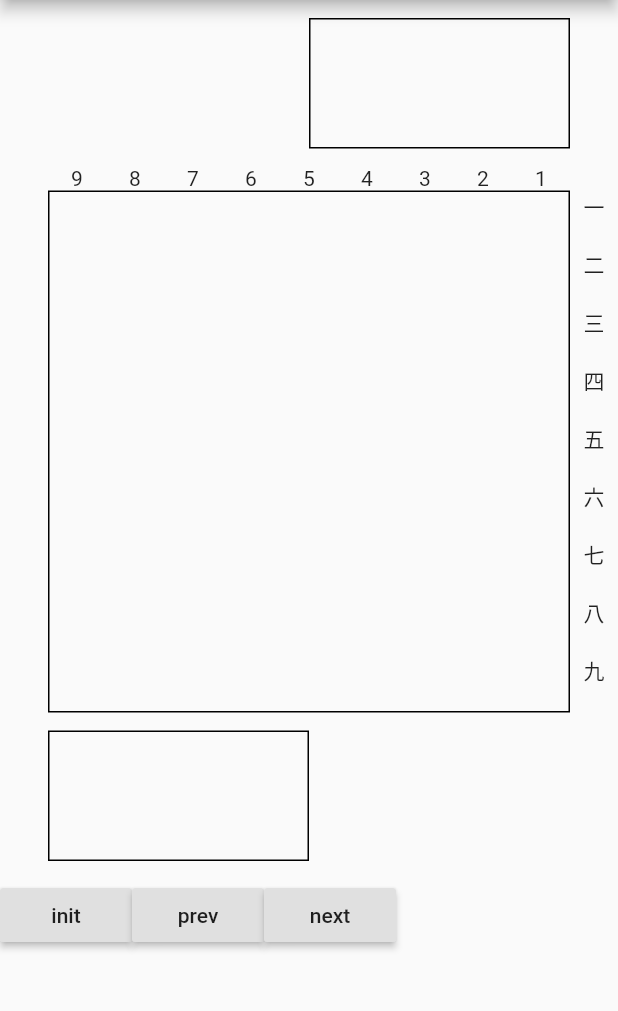
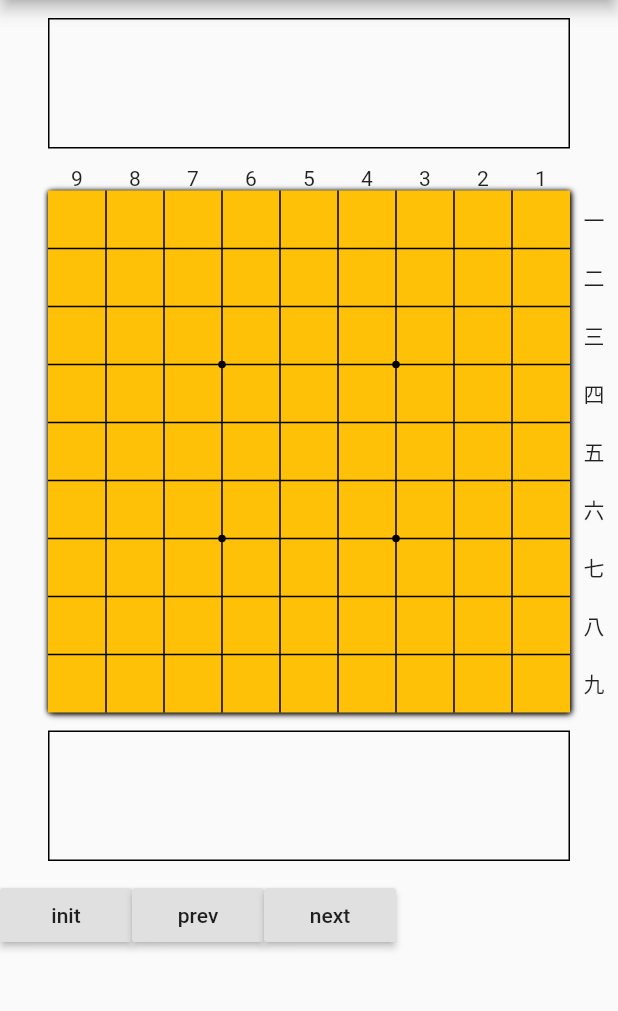
Before and after one commit to aya-eiya/shogi-ban, a Flutter app: the screen it shows after launch, on a phone screen of 412 x 824 dp, the part 84-1095 px from its top. Run offline on Flutter 3.47's test engine with Material 2 defaults, Android fonts, the phone set to English and light mode, and no system bars; statements that could not run were skipped.

Commit message:
some coloring and visual balance

```diff
--- a/lib/main.dart
+++ b/lib/main.dart
@@ -142,6 +142,54 @@ class ShogiBanState extends State<ShogiBan> {
     super.initState();
   }
 
+  List<Widget> _mochiGoma(List<_Koma> mochiGoma, double boardSize) => <Widget>[
+        ...mochiGoma
+            .fold(<Koma, int>{}, (Map<Koma, int> m, _Koma k) {
+              if (m.containsKey(k.koma)) {
+                m[k.koma]++;
+              } else {
+                m[k.koma] = 1;
+              }
+              return m;
+            })
+            .entries
+            .map((MapEntry<Koma, int> ent) => Stack(children: <Widget>[
+                  ...Iterable<Widget>.generate(
+                      ent.value,
+                      (int i) => Container(
+                          padding: EdgeInsets.only(
+                              top: (i % 7) * 8.0,
+                              left: boardSize / 18 * (i / 7).floorToDouble()),
+                          child: _KomaTip(ent.key, boardSize / 9))),
+                ]))
+      ];
+
+  Widget _xAxis(double boardSize) => Container(
+      width: boardSize,
+      child: Row(
+          mainAxisAlignment: MainAxisAlignment.spaceEvenly,
+          children: '9,8,7,6,5,4,3,2,1'
+              .split(',')
+              .map((String x) =>
+                  SizedBox(width: boardSize / 9, child: Center(child: Text(x))))
+              .toList()));
+
+  Widget _yAxis(double sidePadding, double boardSize) => Container(
+      width: sidePadding,
+      child: Column(
+          mainAxisAlignment: MainAxisAlignment.spaceEvenly,
+          children: '一,二,三,四,五,六,七,八,九'
+              .split(',')
+              .map((String x) => Container(
+                  alignment: Alignment.center,
+                  height: boardSize / 9,
+                  child: Text(x)))
+              .toList()));
+  Widget _grid(double boardSize) => CustomPaint(
+        size: Size(boardSize, boardSize),
+        painter: const _GridPainter(),
+      );
+
   @override
   Widget build(BuildContext context) {
     final MediaQueryData mq = MediaQuery.of(context);
@@ -163,35 +211,31 @@ class ShogiBanState extends State<ShogiBan> {
                         decoration: BoxDecoration(
                           border: Border.all(),
                         ),
-                        width: boardSize / 2,
+                        width: boardSize,
                         height: boardSize / 4,
                         child: Wrap(
-                          children: <Widget>[
-                            ...board.goteMochiGoma.map((_Koma e) => _KomaTip(
-                                e.koma, boardSize / 9,
-                                key: ValueKey<_KomaId>(board.idOf(e))))
-                          ],
+                          children: _mochiGoma(board.goteMochiGoma, boardSize),
                         )))),
             const Padding(padding: EdgeInsets.only(top: 12)),
-            Container(
-                width: boardSize,
-                child: Row(
-                    mainAxisAlignment: MainAxisAlignment.spaceEvenly,
-                    children: '9,8,7,6,5,4,3,2,1'
-                        .split(',')
-                        .map((String x) => SizedBox(
-                            width: boardSize / 9,
-                            child: Center(child: Text(x))))
-                        .toList())),
+            _xAxis(boardSize),
             Container(
                 height: boardSize,
                 width: width,
                 padding: const EdgeInsets.only(left: sidePadding),
                 child: Row(children: <Widget>[
+                  Stack(children: <Widget>[
                     Container(
-                      decoration: BoxDecoration(
-                        border: Border.all(),
+                      decoration: const BoxDecoration(
+                          color: Colors.amber,
+                          boxShadow: <BoxShadow>[
+                            BoxShadow(blurRadius: 2.0),
+                            BoxShadow(offset: Offset(1, 1), blurRadius: 3.0)
+                          ]),
+                      width: boardSize,
+                      height: boardSize,
                     ),
+                    _grid(boardSize),
+                    SizedBox(
                         width: boardSize,
                         height: boardSize,
                         child: Stack(
@@ -202,15 +246,8 @@ class ShogiBanState extends State<ShogiBan> {
                                 koma: e))
                           ],
                         )),
-                  Container(
-                      width: sidePadding,
-                      child: Column(
-                          mainAxisAlignment: MainAxisAlignment.spaceEvenly,
-                          children: '一,二,三,四,五,六,七,八,九'
-                              .split(',')
-                              .map((String x) => SizedBox(
-                                  height: boardSize / 9, child: Text(x)))
-                              .toList()))
+                  ]),
+                  _yAxis(sidePadding, boardSize),
                 ])),
             const Padding(padding: EdgeInsets.only(top: 12)),
             Container(
@@ -220,14 +257,10 @@ class ShogiBanState extends State<ShogiBan> {
                   decoration: BoxDecoration(
                     border: Border.all(),
                   ),
-                  width: boardSize / 2,
+                  width: boardSize,
                   height: boardSize / 4,
                   child: Wrap(
-                    children: <Widget>[
-                      ...board.senteMochiGoma.map((_Koma e) => _KomaTip(
-                          e.koma, boardSize / 9,
-                          key: ValueKey<_KomaId>(board.idOf(e))))
-                    ],
+                    children: _mochiGoma(board.senteMochiGoma, boardSize),
                   ),
                 )),
             const Padding(padding: EdgeInsets.only(top: 12)),
@@ -268,10 +301,10 @@ enum Koma {
   fu,
   kyoSha,
   keiMa,
+  ginSho,
+  kinSho,
   hiSha,
   kaku,
-  ginSho,
-  kinSho,
   ohSho,
   gyokuSho,
   toKin,
@@ -417,7 +450,7 @@ class _Position {
             'x must be 1 to 9 or use _Position.taken'),
         assert(1 <= y && y <= 9 || y == 0 && x == 0,
             'y must be 1 to 9 or use _Position.taken');
-  static _Position taken = const _Position(0, 0);
+  static const _Position taken = _Position(0, 0);
 
   final int x;
   final int y;
@@ -449,6 +482,7 @@ class _KomaPosition {
   int get hashCode => hashList(<Object>[owner, position]);
 }
 
+@immutable
 class _Koma {
   const _Koma(this.koma, this.komaPosition);
   _Koma get taken => _Koma(koma, komaPosition.taken);
@@ -545,8 +579,14 @@ class _KomaTip extends StatelessWidget {
             height: size,
             child: const Center(
                 child: Text(
-              '☖',
-              style: TextStyle(fontSize: 24),
+              '☗',
+              style: TextStyle(
+                  fontSize: 24,
+                  color: Colors.amberAccent,
+                  shadows: <Shadow>[
+                    Shadow(blurRadius: 3),
+                    Shadow(offset: Offset(1.5, 1.5), blurRadius: 2)
+                  ]),
             ))),
         Container(
             width: size,
@@ -597,3 +637,46 @@ class _PlayingKomaState extends State<_PlayingKoma> {
             child: _komaTip);
   }
 }
+
+class _GridPainter extends CustomPainter {
+  const _GridPainter({Listenable repaint}) : super(repaint: repaint);
+
+  @override
+  void paint(Canvas canvas, Size size) {
+    final double pitch = size.width / 9;
+    final Paint paint = Paint()
+      ..color = Colors.black
+      ..style = PaintingStyle.stroke
+      ..strokeWidth = 1.0;
+    final Path path = Path();
+
+    final Paint dotsFill = Paint()
+      ..color = Colors.black
+      ..style = PaintingStyle.fill
+      ..strokeWidth = 1.0;
+    final Path dots = Path();
+    for (int x = 1; x < 9; x++) {
+      path
+        ..moveTo(pitch * x, 0)
+        ..lineTo(pitch * x, size.height);
+    }
+    for (int y = 1; y < 9; y++) {
+      path
+        ..moveTo(0, pitch * y)
+        ..lineTo(size.width, pitch * y);
+    }
+    dots
+      ..addOval(Rect.fromCenter(
+          center: Offset(pitch * 3, pitch * 3), width: 5, height: 5))
+      ..addOval(Rect.fromCenter(
+          center: Offset(pitch * 3, pitch * 6), width: 5, height: 5))
+      ..addOval(Rect.fromCenter(
+          center: Offset(pitch * 6, pitch * 3), width: 5, height: 5))
+      ..addOval(Rect.fromCenter(
+          center: Offset(pitch * 6, pitch * 6), width: 5, height: 5));
+    canvas..drawPath(path, paint)..drawPath(dots, dotsFill);
+  }
+
+  @override
+  bool shouldRepaint(CustomPainter oldDelegate) => true;
+}
```
Lines whose indentation alone changed are shown as unchanged.
